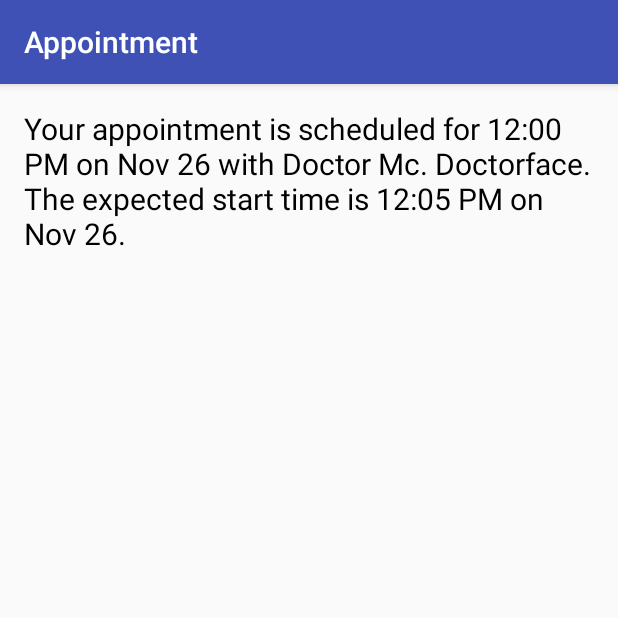
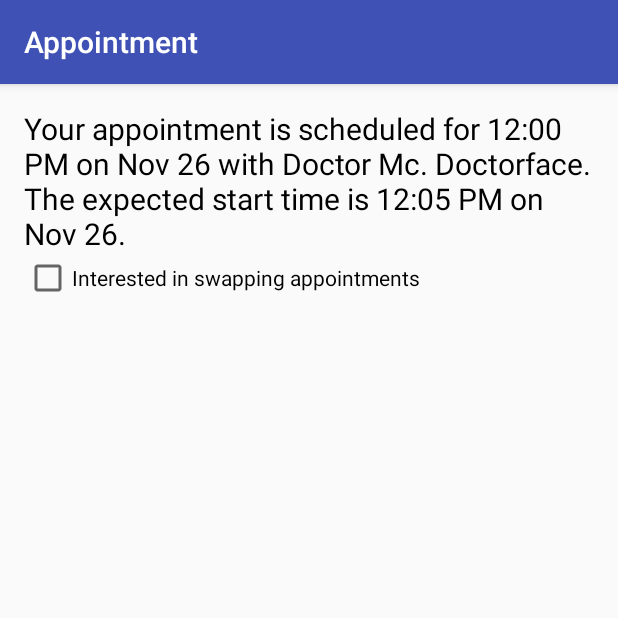
Before and after one commit to TomConerly/Mobile-Healthcare-Boarding-Pass, an Android app: the screen it shows after launch (EventActivity), after a tap on an icon or button, on a phone screen of 412 x 824 dp, the top half of it. Run offline under Robolectric (Android 15) with nearby library versions, the phone set to English and light mode, and no system bars.

Commit message:
basic check box

```diff
--- a/app/src/main/java/hackathon/com/mobile_healthcare_boarding_pass/EventActivity.java
+++ b/app/src/main/java/hackathon/com/mobile_healthcare_boarding_pass/EventActivity.java
@@ -9,6 +9,7 @@ import android.widget.TextView;
 
 import java.text.SimpleDateFormat;
 import java.util.*;
+import android.view.View;
 
 public class EventActivity extends AppCompatActivity {
     private ActionBar toolbar;
@@ -37,4 +38,7 @@ public class EventActivity extends AppCompatActivity {
             content += " The expected start time is " + dateFormatForDisplaying.format(slot.expectedStartTime)+ ".";
         text.setText(content);
     }
+    public void swapCheckBox(View view) {
+        Log.d("eventactivity", "swapCheckBox");
+    }
 }
--- a/app/src/main/res/layout/activity_event.xml
+++ b/app/src/main/res/layout/activity_event.xml
@@ -17,4 +17,19 @@
         android:textColor="#000000"
         android:id="@+id/event_text"/>
 
+    <CheckBox
+        android:layout_below="@+id/event_text"
+        android:layout_height="wrap_content"
+        android:layout_width="wrap_content"
+        android:text="Interested in swapping appointments"
+        android:onClick="swapCheckBox"
+        android:id="@+id/swapCheckBox" />
+
+    <ListView
+        android:layout_below="@+id/swapCheckBox"
+        android:layout_width="match_parent"
+        android:layout_height="0dip"
+        android:layout_weight="1"
+        android:id="@+id/appointment_list" />
+
 </RelativeLayout>
```
